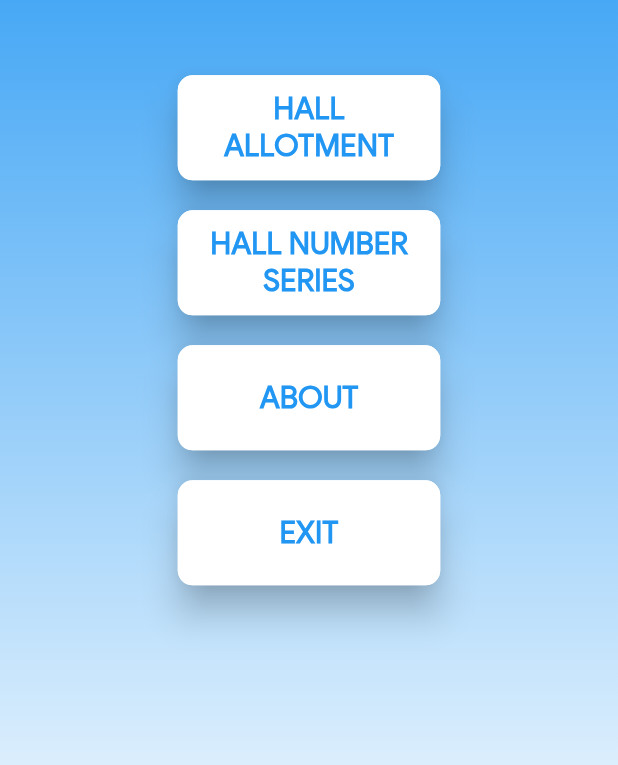
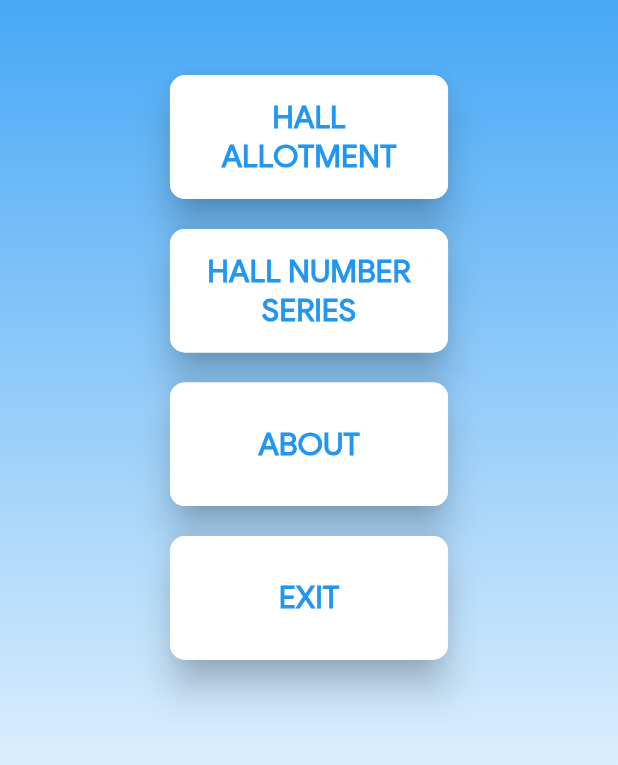
Before and after one commit to gokul1630/ExamHallFinder_flutter, a Flutter app: the screen it shows after launch, on a phone screen of 412 x 824 dp, the part 284-1049 px from its top. Run offline on Flutter 3.47's test engine with Material 2 defaults, Android fonts, the phone set to English and light mode, and no system bars; our stand-ins replace flushbar, modal_progress_hud; missing offline and left inert: responsive_widgets.

Commit message:
use mediaquery instead of hardcoded values'

```diff
--- a/lib/screens/WelcomePage.dart
+++ b/lib/screens/WelcomePage.dart
@@ -65,15 +65,19 @@ class NavigationButton extends StatelessWidget {
   NavigationButton(this.text, [this.navigator]);
   @override
   Widget build(BuildContext context) {
+    var height = MediaQuery.of(context).size.height * 0.2;
+    var width = MediaQuery.of(context).size.width;
+    var queryData = MediaQuery.of(context);
+    print(height);
     return ButtonTheme(
-      minWidth: 175,
-      height: 70,
+      minWidth: width * 0.45,
+      height: width * 0.20,
       child: RaisedButton(
         child: Text(
           text,
           textAlign: TextAlign.center,
           style: TextStyle(
-              fontSize: 20.0,
+              fontSize: width * 0.05, //20.0,
               color: blue,
               fontFamily: 'Gsans',
               fontWeight: FontWeight.bold),
```
